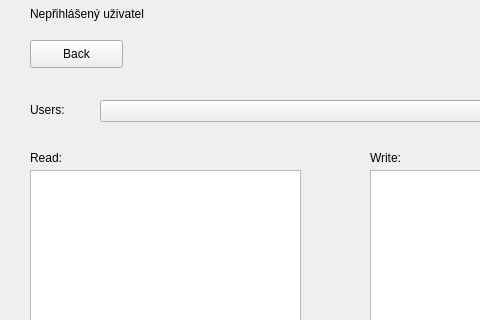
Above: dlg_addLayer.ui from LESPROJEKT/qgis-layman-plugin before the change; both pictures show x 0 to 480 and y 0 to 320 of the 900 by 620 pixel window. Below: the same form after it.
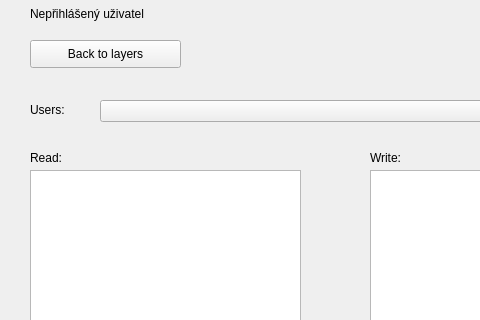
That is the form after the change. The open tabs and pages were chosen to show the change. Icons and pictures are not drawn. Custom widgets are drawn as their Qt base class.

```diff
--- a/dlg_addLayer.ui
+++ b/dlg_addLayer.ui
@@ -451,12 +451,12 @@
       <rect>
        <x>10</x>
        <y>10</y>
-       <width>93</width>
+       <width>151</width>
        <height>28</height>
       </rect>
      </property>
      <property name="text">
-      <string>Back</string>
+      <string>Back to layers</string>
      </property>
      <property name="icon">
       <iconset>
```
